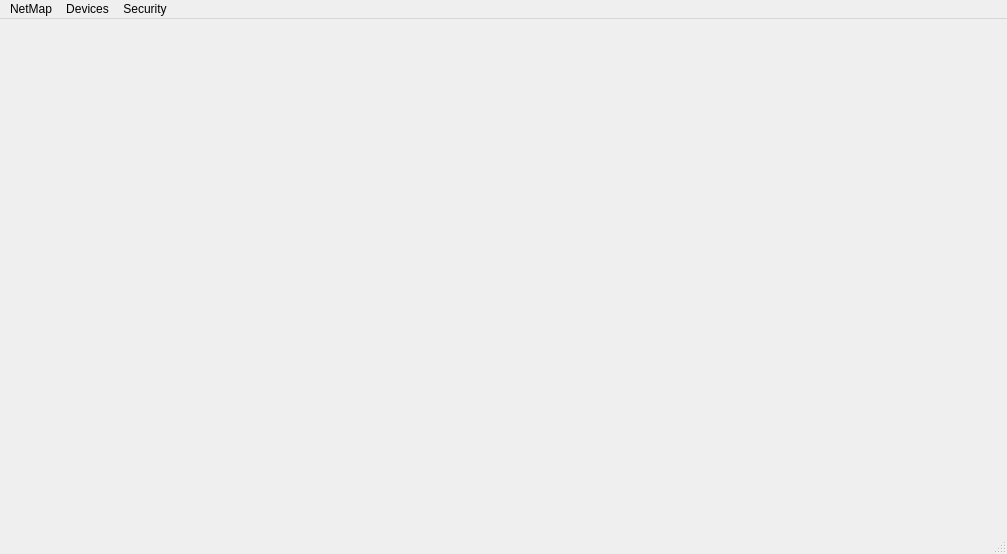
Qt form Net_map/mainwindow.ui (Traygueur/net_map) before a commit.
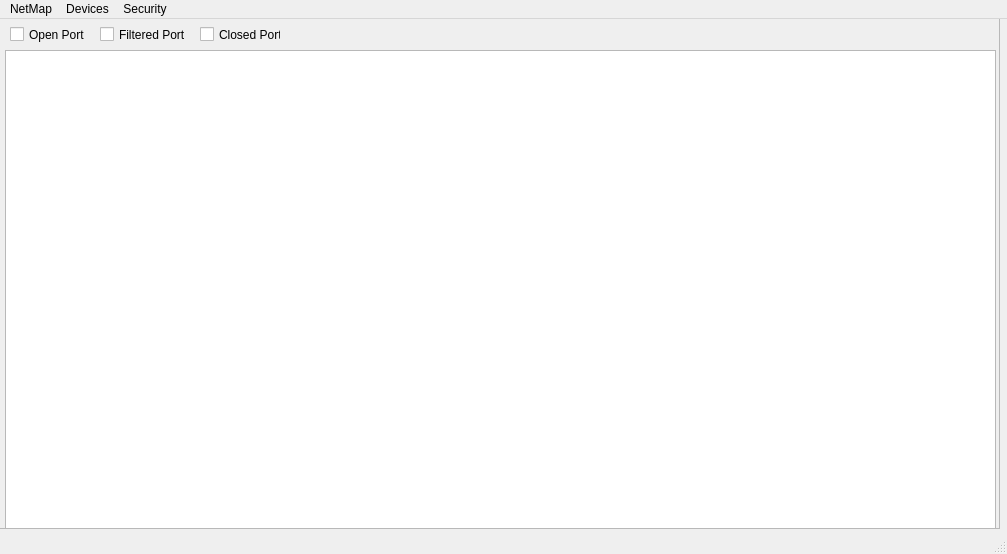
The same form after that commit. The open tabs and pages were chosen to show the change.

```diff
--- a/Net_map/mainwindow.ui
+++ b/Net_map/mainwindow.ui
@@ -351,7 +351,100 @@
       </widget>
      </widget>
     </widget>
-    <widget class="QWidget" name="page3"/>
+    <widget class="QWidget" name="page3">
+     <widget class="QScrollArea" name="scrollArea_3">
+      <property name="geometry">
+       <rect>
+        <x>-1</x>
+        <y>-1</y>
+        <width>1001</width>
+        <height>511</height>
+       </rect>
+      </property>
+      <property name="widgetResizable">
+       <bool>true</bool>
+      </property>
+      <widget class="QWidget" name="scrollAreaWidgetContents_2">
+       <property name="geometry">
+        <rect>
+         <x>0</x>
+         <y>0</y>
+         <width>999</width>
+         <height>509</height>
+        </rect>
+       </property>
+       <widget class="QWidget" name="widget_2" native="true">
+        <property name="geometry">
+         <rect>
+          <x>0</x>
+          <y>0</y>
+          <width>1001</width>
+          <height>511</height>
+         </rect>
+        </property>
+        <widget class="QTableWidget" name="tableWidget_2">
+         <property name="geometry">
+          <rect>
+           <x>5</x>
+           <y>31</y>
+           <width>991</width>
+           <height>481</height>
+          </rect>
+         </property>
+        </widget>
+        <widget class="QWidget" name="widget_3" native="true">
+         <property name="geometry">
+          <rect>
+           <x>10</x>
+           <y>0</y>
+           <width>341</width>
+           <height>31</height>
+          </rect>
+         </property>
+         <widget class="QCheckBox" name="checkBoxClosed">
+          <property name="geometry">
+           <rect>
+            <x>190</x>
+            <y>0</y>
+            <width>81</width>
+            <height>31</height>
+           </rect>
+          </property>
+          <property name="text">
+           <string>Closed Port</string>
+          </property>
+         </widget>
+         <widget class="QCheckBox" name="checkBoxFiltered">
+          <property name="geometry">
+           <rect>
+            <x>90</x>
+            <y>0</y>
+            <width>91</width>
+            <height>31</height>
+           </rect>
+          </property>
+          <property name="text">
+           <string>Filtered Port</string>
+          </property>
+         </widget>
+         <widget class="QCheckBox" name="checkBoxOpen">
+          <property name="geometry">
+           <rect>
+            <x>0</x>
+            <y>0</y>
+            <width>81</width>
+            <height>31</height>
+           </rect>
+          </property>
+          <property name="text">
+           <string>Open Port</string>
+          </property>
+         </widget>
+        </widget>
+       </widget>
+      </widget>
+     </widget>
+    </widget>
    </widget>
   </widget>
   <widget class="QMenuBar" name="menubar">
```
Left out of the diff: 2 changed lines with no effect on the pictures.
